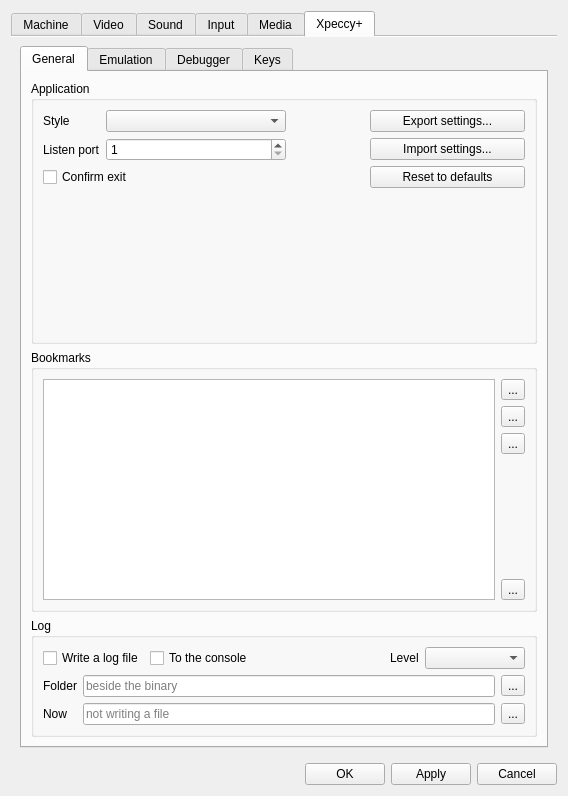
Qt form ui/setupwin.ui (dotkoval/xpeccy-plus) before a commit.
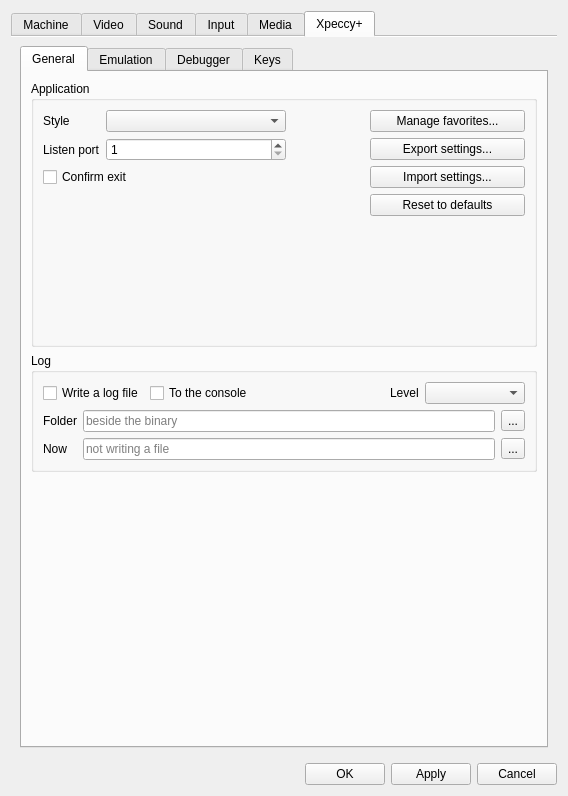
The same form after that commit. The open tabs and pages were chosen to show the change. Icons and pictures are not drawn. Custom widgets are drawn as their Qt base class.

Commit message:
favorites: add the image in use from the menu or a hotkey, manage the list in its own window
Bookmarks are called Favorites now. The list is gone from Options -> General, which keeps a button that opens it.

The edit to the form file:
```diff
--- a/ui/setupwin.ui
+++ b/ui/setupwin.ui
@@ -4326,6 +4326,20 @@
                    <property name="bottomMargin">
                     <number>0</number>
                    </property>
+                   <item>
+                    <widget class="QPushButton" name="pbFavorites">
+                     <property name="icon">
+                      <iconset resource="../xpeccy.qrc">
+                       <normaloff>:/images/star.png</normaloff>:/images/star.png</iconset>
+                     </property>
+                     <property name="toolTip">
+                      <string>Name, reorder or remove the files on the Favorites menu</string>
+                     </property>
+                     <property name="text">
+                      <string>Manage favorites...</string>
+                     </property>
+                    </widget>
+                   </item>
                    <item>
                     <widget class="QPushButton" name="pbCfgExport">
                      <property name="icon">
@@ -4387,140 +4401,6 @@
                </layout>
               </widget>
              </item>
-             <item>
-              <widget class="QGroupBox" name="groupBox_2">
-               <property name="title">
-                <string>Bookmarks</string>
-               </property>
-               <layout class="QVBoxLayout" name="verticalLayout_12">
-                <item>
-                 <layout class="QHBoxLayout" name="horizontalLayout_15">
-                  <item>
-                   <widget class="QTableWidget" name="umlist">
-                    <property name="editTriggers">
-                     <set>QAbstractItemView::NoEditTriggers</set>
-                    </property>
-                    <property name="alternatingRowColors">
-                     <bool>true</bool>
-                    </property>
-                    <property name="selectionMode">
-                     <enum>QAbstractItemView::SingleSelection</enum>
-                    </property>
-                    <property name="selectionBehavior">
-                     <enum>QAbstractItemView::SelectRows</enum>
-                    </property>
-                    <property name="textElideMode">
-                     <enum>Qt::ElideMiddle</enum>
-                    </property>
-                    <property name="gridStyle">
-                     <enum>Qt::DotLine</enum>
-                    </property>
-                    <property name="rowCount">
-                     <number>0</number>
-                    </property>
-                    <property name="columnCount">
-                     <number>2</number>
-                    </property>
-                    <attribute name="horizontalHeaderVisible">
-                     <bool>false</bool>
-                    </attribute>
-                    <attribute name="horizontalHeaderMinimumSectionSize">
-                     <number>1</number>
-                    </attribute>
-                    <attribute name="horizontalHeaderShowSortIndicator" stdset="0">
-                     <bool>false</bool>
-                    </attribute>
-                    <attribute name="horizontalHeaderStretchLastSection">
-                     <bool>true</bool>
-                    </attribute>
-                    <attribute name="verticalHeaderVisible">
-                     <bool>false</bool>
-                    </attribute>
-                    <attribute name="verticalHeaderDefaultSectionSize">
-                     <number>24</number>
-                    </attribute>
-                    <column/>
-                    <column/>
-                   </widget>
-                  </item>
-                  <item>
-                   <layout class="QVBoxLayout" name="verticalLayout_8">
-                    <item>
-                     <widget class="QToolButton" name="umaddtb">
-                      <property name="toolTip">
-                       <string>Add a bookmark</string>
-                      </property>
-                      <property name="text">
-                       <string>...</string>
-                      </property>
-                      <property name="icon">
-                       <iconset resource="../xpeccy.qrc">
-                        <normaloff>:/images/add.png</normaloff>:/images/add.png</iconset>
-                      </property>
-                     </widget>
-                    </item>
-                    <item>
-                     <widget class="QToolButton" name="umuptb">
-                      <property name="toolTip">
-                       <string>Move the bookmark up</string>
-                      </property>
-                      <property name="text">
-                       <string>...</string>
-                      </property>
-                      <property name="icon">
-                       <iconset resource="../xpeccy.qrc">
-                        <normaloff>:/images/arrow-up.png</normaloff>:/images/arrow-up.png</iconset>
-                      </property>
-                     </widget>
-                    </item>
-                    <item>
-                     <widget class="QToolButton" name="umdntb">
-                      <property name="toolTip">
-                       <string>Move the bookmark down</string>
-                      </property>
-                      <property name="text">
-                       <string>...</string>
-                      </property>
-                      <property name="icon">
-                       <iconset resource="../xpeccy.qrc">
-                        <normaloff>:/images/arrow-down.png</normaloff>:/images/arrow-down.png</iconset>
-                      </property>
-                     </widget>
-                    </item>
-                    <item>
-                     <spacer name="verticalSpacer_5">
-                      <property name="orientation">
-                       <enum>Qt::Vertical</enum>
-                      </property>
-                      <property name="sizeHint" stdset="0">
-                       <size>
-                        <width>20</width>
-                        <height>40</height>
-                       </size>
-                      </property>
-                     </spacer>
-                    </item>
-                    <item>
-                     <widget class="QToolButton" name="umdeltb">
-                      <property name="toolTip">
-                       <string>Delete the bookmark</string>
-                      </property>
-                      <property name="text">
-                       <string>...</string>
-                      </property>
-                      <property name="icon">
-                       <iconset resource="../xpeccy.qrc">
-                        <normaloff>:/images/cancel.png</normaloff>:/images/cancel.png</iconset>
-                      </property>
-                     </widget>
-                    </item>
-                   </layout>
-                  </item>
-                 </layout>
-                </item>
-               </layout>
-              </widget>
-             </item>
              <item>
               <widget class="QGroupBox" name="gbLog">
                <property name="title">
@@ -4663,6 +4543,19 @@
                </layout>
               </widget>
              </item>
+             <item>
+              <spacer name="verticalSpacer_general">
+               <property name="orientation">
+                <enum>Qt::Vertical</enum>
+               </property>
+               <property name="sizeHint" stdset="0">
+                <size>
+                 <width>20</width>
+                 <height>0</height>
+                </size>
+               </property>
+              </spacer>
+             </item>
             </layout>
            </widget>
            <widget class="QWidget" name="tabEmulation">
```
The commit also changes 15 other files.
